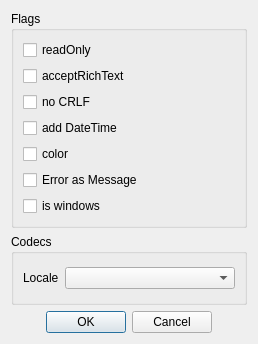
Before: the Qt Designer form Qt/lib/mainwindow/log_options/src/ui/log_options.ui in RinatB2017/mega_GIT, drawn with Qt 5.
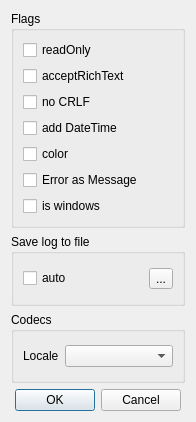
After: the same form once the commit is applied.

Diff of the .ui file:
```diff
--- a/Qt/lib/mainwindow/log_options/src/ui/log_options.ui
+++ b/Qt/lib/mainwindow/log_options/src/ui/log_options.ui
@@ -6,8 +6,8 @@
    <rect>
     <x>0</x>
     <y>0</y>
-    <width>258</width>
-    <height>344</height>
+    <width>196</width>
+    <height>422</height>
    </rect>
   </property>
   <property name="windowTitle">
@@ -73,7 +73,30 @@
     </widget>
    </item>
    <item>
-    <widget class="QGroupBox" name="groupBox_2">
+    <widget class="QGroupBox" name="gb_autosave">
+     <property name="title">
+      <string>Save log to file</string>
+     </property>
+     <layout class="QHBoxLayout" name="horizontalLayout">
+      <item>
+       <widget class="QCheckBox" name="cb_autosave">
+        <property name="text">
+         <string>auto</string>
+        </property>
+       </widget>
+      </item>
+      <item>
+       <widget class="QToolButton" name="btn_choice_filename">
+        <property name="text">
+         <string>...</string>
+        </property>
+       </widget>
+      </item>
+     </layout>
+    </widget>
+   </item>
+   <item>
+    <widget class="QGroupBox" name="gb_codecs">
      <property name="title">
       <string>Codecs</string>
      </property>
```
Left out of the diff: 2 changed lines with no effect on the pictures.
